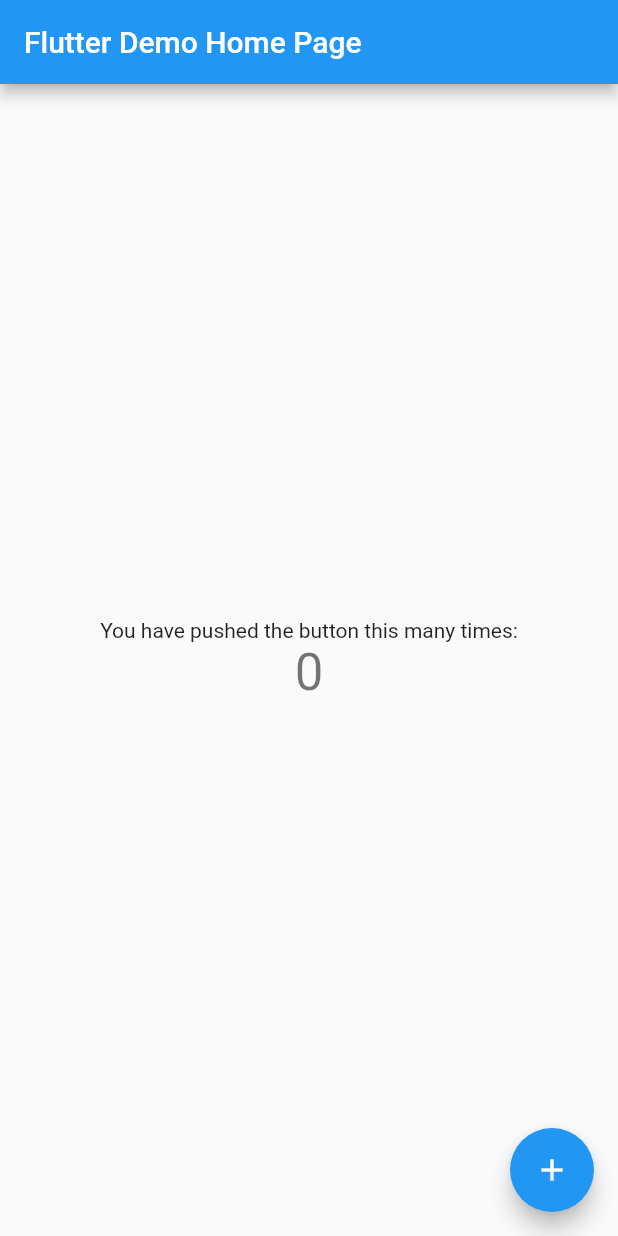
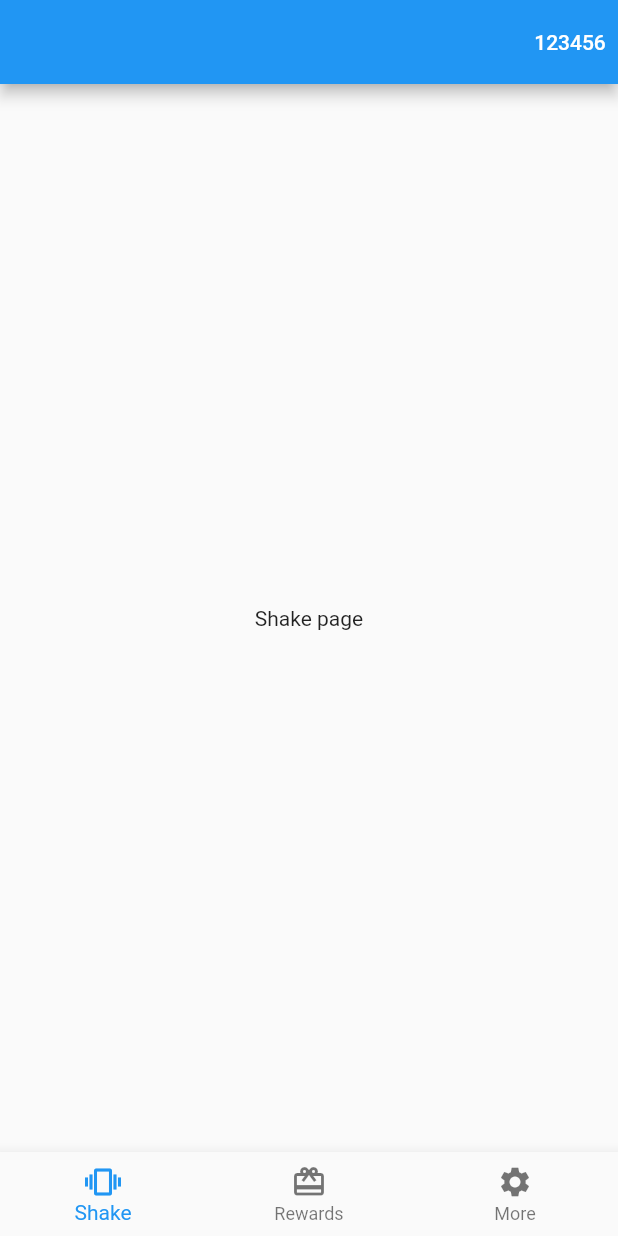
Before and after one commit to ShouShou92410/ShakEat, a Flutter app: the screen it shows after launch, on a phone screen of 412 x 824 dp. Run offline on Flutter 3.47's test engine with Material 2 defaults, Android fonts, the phone set to English and light mode, and no system bars.

Commit message:
Add main navigator function Add template pages for Shake, Reward, Misc Add launch.json

```diff
--- a/lib/main.dart
+++ b/lib/main.dart
@@ -1,4 +1,5 @@
 import 'package:flutter/material.dart';
+import 'widget/main_navigator.dart';
 
 void main() {
   runApp(const MyApp());
@@ -11,6 +12,7 @@ class MyApp extends StatelessWidget {
   @override
   Widget build(BuildContext context) {
     return MaterialApp(
+      debugShowCheckedModeBanner: false,
       title: 'Flutter Demo',
       theme: ThemeData(
         // This is the theme of your application.
@@ -24,7 +26,7 @@ class MyApp extends StatelessWidget {
         // is not restarted.
         primarySwatch: Colors.blue,
       ),
-      home: const MyHomePage(title: 'Flutter Demo Home Page'),
+      home: const MainNavigator(),
     );
   }
 }
--- /dev/null
+++ b/lib/widget/main_navigator.dart
@@ -0,0 +1,61 @@
+import 'package:flutter/material.dart';
+import 'shake/shake.dart';
+import 'reward/reward.dart';
+import 'misc/misc.dart';
+
+class MainNavigator extends StatefulWidget {
+  const MainNavigator({Key? key}) : super(key: key);
+
+  @override
+  _MainNavigatorState createState() => _MainNavigatorState();
+}
+
+class _MainNavigatorState extends State<MainNavigator> {
+  int _selectedIndex = 0;
+
+  // static const TextStyle optionStyle =
+  //     TextStyle(fontSize: 30, fontWeight: FontWeight.bold);
+
+  static const List<Widget> _navigationOptions = <Widget>[
+    Shake(),
+    Reward(),
+    Misc(),
+  ];
+
+  void _onItemTapped(int index) {
+    setState(() {
+      _selectedIndex = index;
+    });
+  }
+
+  @override
+  Widget build(BuildContext context) {
+    final ButtonStyle style =
+        TextButton.styleFrom(primary: Theme.of(context).colorScheme.onPrimary);
+
+    return Scaffold(
+      appBar: AppBar(
+        actions: <Widget>[
+          TextButton(
+            style: style,
+            onPressed: () {},
+            child: const Text("123456"),
+          )
+        ],
+      ),
+      body: Center(
+        child: _navigationOptions.elementAt(_selectedIndex),
+      ),
+      bottomNavigationBar: BottomNavigationBar(
+        items: const [
+          BottomNavigationBarItem(icon: Icon(Icons.vibration), label: "Shake"),
+          BottomNavigationBarItem(icon: Icon(Icons.redeem), label: "Rewards"),
+          BottomNavigationBarItem(icon: Icon(Icons.settings), label: "More")
+        ],
+        currentIndex: _selectedIndex,
+        // selectedItemColor: Colors.amber[800],
+        onTap: _onItemTapped,
+      ),
+    );
+  }
+}
--- /dev/null
+++ b/lib/widget/shake/shake.dart
@@ -0,0 +1,15 @@
+import 'package:flutter/material.dart';
+
+class Shake extends StatefulWidget {
+  const Shake({Key? key}) : super(key: key);
+
+  @override
+  State<Shake> createState() => _ShakeState();
+}
+
+class _ShakeState extends State<Shake> {
+  @override
+  Widget build(BuildContext context) {
+    return const Text("Shake page");
+  }
+}
```
Also changed, not shown: lib/widget/misc/misc.dart (added, +15 -0 lines), lib/widget/reward/reward.dart (added, +15 -0 lines).
